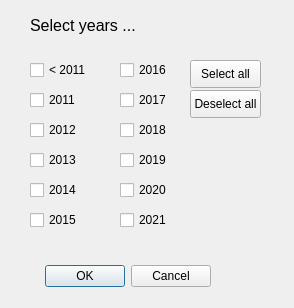
The window that plugins/picture_select/picture_select_dlg.ui (bvermeulen/QGIS) describes before a commit, drawn with Qt 5.
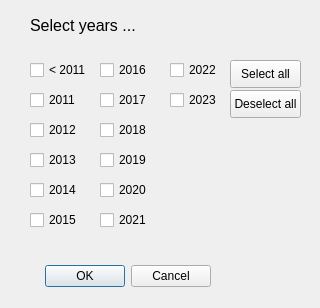
The same window after the commit.

The edit to the form file:
```diff
--- a/plugins/picture_select/picture_select_dlg.ui
+++ b/plugins/picture_select/picture_select_dlg.ui
@@ -6,7 +6,7 @@
    <rect>
     <x>0</x>
     <y>0</y>
-    <width>294</width>
+    <width>320</width>
     <height>308</height>
    </rect>
   </property>
@@ -110,7 +110,7 @@
   <widget class="QCheckBox" name="cb_2016">
    <property name="geometry">
     <rect>
-     <x>120</x>
+     <x>100</x>
      <y>60</y>
      <width>71</width>
      <height>20</height>
@@ -123,7 +123,7 @@
   <widget class="QCheckBox" name="cb_2017">
    <property name="geometry">
     <rect>
-     <x>120</x>
+     <x>100</x>
      <y>90</y>
      <width>71</width>
      <height>20</height>
@@ -136,7 +136,7 @@
   <widget class="QCheckBox" name="cb_2018">
    <property name="geometry">
     <rect>
-     <x>120</x>
+     <x>100</x>
      <y>120</y>
      <width>71</width>
      <height>20</height>
@@ -149,7 +149,7 @@
   <widget class="QCheckBox" name="cb_2019">
    <property name="geometry">
     <rect>
-     <x>120</x>
+     <x>100</x>
      <y>150</y>
      <width>71</width>
      <height>20</height>
@@ -162,7 +162,7 @@
   <widget class="QCheckBox" name="cb_2020">
    <property name="geometry">
     <rect>
-     <x>120</x>
+     <x>100</x>
      <y>180</y>
      <width>71</width>
      <height>20</height>
@@ -175,7 +175,7 @@
   <widget class="QCheckBox" name="cb_2021">
    <property name="geometry">
     <rect>
-     <x>120</x>
+     <x>100</x>
      <y>210</y>
      <width>71</width>
      <height>20</height>
@@ -185,6 +185,32 @@
     <string>2021</string>
    </property>
   </widget>
+  <widget class="QCheckBox" name="cb_2022">
+   <property name="geometry">
+    <rect>
+     <x>170</x>
+     <y>60</y>
+     <width>71</width>
+     <height>20</height>
+    </rect>
+   </property>
+   <property name="text">
+    <string>2022</string>
+   </property>
+  </widget>
+  <widget class="QCheckBox" name="cb_2023">
+   <property name="geometry">
+    <rect>
+     <x>170</x>
+     <y>90</y>
+     <width>71</width>
+     <height>20</height>
+    </rect>
+   </property>
+   <property name="text">
+    <string>2023</string>
+   </property>
+  </widget>
   <widget class="QLabel" name="label">
    <property name="geometry">
     <rect>
@@ -201,7 +227,7 @@
   <widget class="QPushButton" name="pb_deselect_all">
    <property name="geometry">
     <rect>
-     <x>190</x>
+     <x>230</x>
      <y>90</y>
      <width>71</width>
      <height>28</height>
@@ -214,7 +240,7 @@
   <widget class="QPushButton" name="pb_select_all">
    <property name="geometry">
     <rect>
-     <x>190</x>
+     <x>230</x>
      <y>60</y>
      <width>71</width>
      <height>28</height>
```
